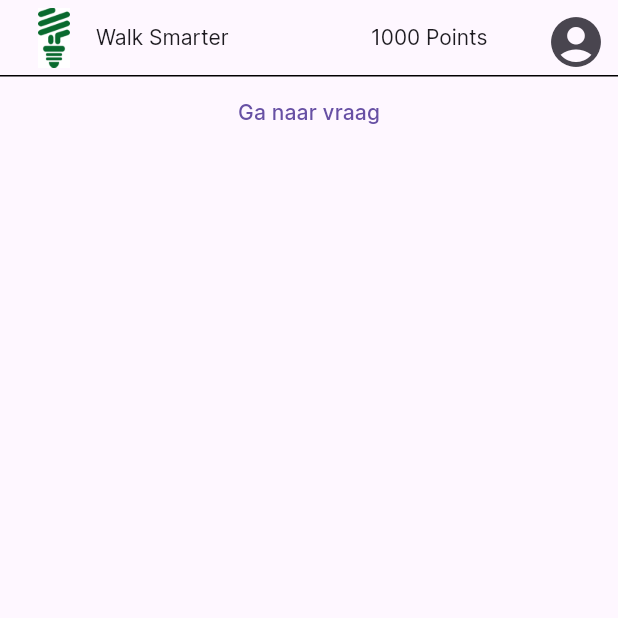
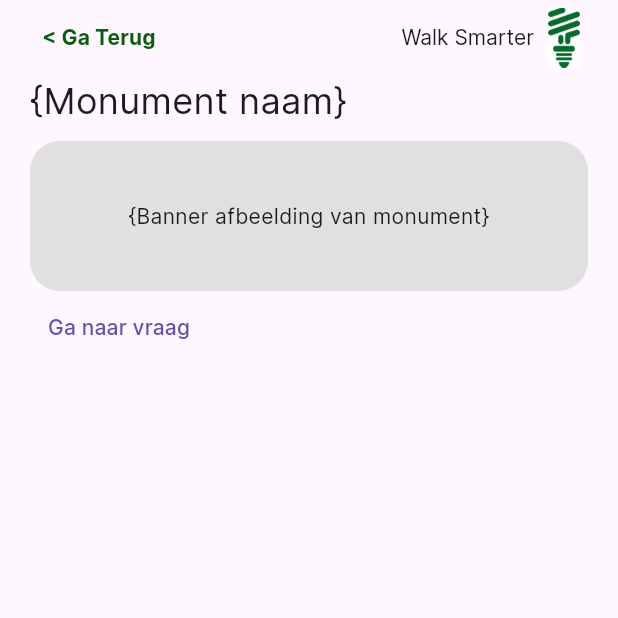
Before and after one commit to NHL-P4-INF1C/WalkSmarter, a Flutter app: the InformationPage screen opened by its route, on a phone screen of 412 x 824 dp, the top half of it. Run offline on Flutter 3.47's test engine with Material 3 defaults, Android fonts, the phone set to English and light mode, and no system bars; our stand-ins replace pocketbase.

Commit message:
feat: made the top part of the information page

```diff
--- a/lib/informationpage.dart
+++ b/lib/informationpage.dart
@@ -1,5 +1,4 @@
 import 'package:flutter/material.dart';
-import 'profilepage.dart';
 
 class InformationPage extends StatefulWidget {
   @override
@@ -7,7 +6,6 @@ class InformationPage extends StatefulWidget {
 }
 
 class _InformationPageState extends State<InformationPage> {
-
   @override
   Widget build(BuildContext context) {
     return Scaffold(
@@ -17,66 +15,83 @@ class _InformationPageState extends State<InformationPage> {
         title: Row(
           crossAxisAlignment: CrossAxisAlignment.center,
           children: [
-            Image(
-              image: AssetImage('assets/walksmarterlogo.png'),
-              height: 40,
-              width: 40,
+            Expanded(
+              child: Align(
+                alignment: Alignment.centerLeft,
+                child: Padding(
+                  padding: const EdgeInsets.only(right: 15),
+                  child: TextButton(
+                    onPressed: () {
+                      Navigator.pushNamed(context, '/homepage');
+                    },
+                    child: Text(
+                      '< Ga Terug',
+                      style: TextStyle(
+                        color: Color.fromARGB(255, 11, 91, 14),
+                        fontWeight: FontWeight.bold,
+                      ),
+                    ),
+                  ),
+                ),
+              ),
             ),
             SizedBox(width: 8),
             Text(
               'Walk Smarter',
               style: TextStyle(fontSize: 14),
             ),
-            Expanded(
-              child: Align(
-                alignment: Alignment.centerRight,
-                child: Padding(
-                  padding: const EdgeInsets.only(right: 15),
-                  child: Text(
-                    '1000 Points',
-                    style: TextStyle(fontSize: 14),
-                  ),
+            Image(
+              image: AssetImage('assets/walksmarterlogo.png'),
+              height: 40,
+              width: 40,
+            ),
+          ],
+        ),
+      ),
+      body: Center(
+        child: Column(
+          children: [
+            Container(
+              alignment: Alignment.centerLeft,
+              width: double.infinity,
+              child: Padding(
+                padding: const EdgeInsets.only(left: 20, right: 20),
+                child: Column(
+                  crossAxisAlignment: CrossAxisAlignment.start,
+                  children: [
+                    Text(
+                      '{Monument naam}',
+                      style: TextStyle(
+                        fontSize: 24,
+                      ),
+                    ),
+                    SizedBox(height: 10),
+                    Container(
+                    height: 100,
+                    width: double.infinity,
+                    decoration: BoxDecoration(
+                      color: Colors.grey[300], // placeholder banner afbeelding monument
+                      borderRadius: BorderRadius.all(Radius.circular(20)),
+                    ),
+                    child: Center(
+                      child: Text(
+                        "{Banner afbeelding van monument}",
+                        textAlign: TextAlign.center,
+                      ),
+                    ),
+                    ),
+                    TextButton(
+                      onPressed: () {
+                        Navigator.pushNamed(context, '/questionpage');
+                      },
+                      child: Text('Ga naar vraag'),
+                    ),
+                  ],
                 ),
               ),
             ),
           ],
         ),
-        actions: [
-          IconButton(
-            iconSize: 40,
-            icon: Icon(Icons.account_circle),
-            onPressed: () {
-              Navigator.of(context).push(MaterialPageRoute(
-                builder: (context) => ProfilePage(),
-              ));
-            },
-          ),
-        ],
-        bottom: PreferredSize(
-          preferredSize: Size.fromHeight(1.0),
-          child: Container(
-            color: Colors.black,
-            height: 1.0,
-          ),
-        ),
-      ),
-      body: Center(
-        child: Center(
-          child: Column(
-            children: [
-              Container(
-                alignment: Alignment.center,
-                width: double.infinity,
-                child: TextButton(
-                  onPressed: () {
-                    Navigator.pushNamed(context, '/questionpage');
-                  },
-                  child: Text('Ga naar vraag'),
-                ),
-              ),
-            ],
-          ),
-        ),
       ),
     );
   }
```
